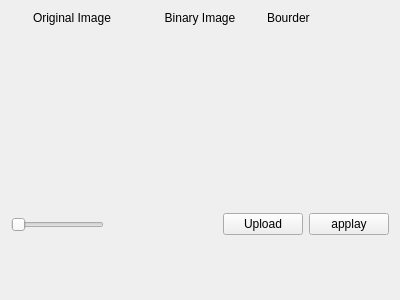
Omarmansour557/Histogram-Equalization, file src/ui/boundry_tracing_tap.ui: the form before one commit.
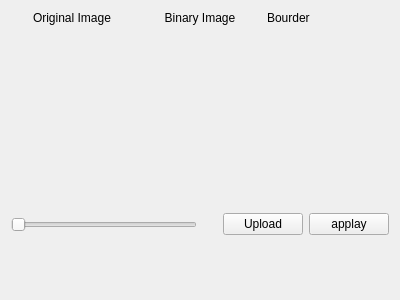
The form after the commit.

Patch:
```diff
--- a/src/ui/boundry_tracing_tap.ui
+++ b/src/ui/boundry_tracing_tap.ui
@@ -100,19 +100,6 @@
          </property>
         </spacer>
        </item>
-       <item>
-        <spacer name="horizontalSpacer">
-         <property name="orientation">
-          <enum>Qt::Horizontal</enum>
-         </property>
-         <property name="sizeHint" stdset="0">
-          <size>
-           <width>40</width>
-           <height>20</height>
-          </size>
-         </property>
-        </spacer>
-       </item>
        <item>
         <widget class="QPushButton" name="Upload_button">
          <property name="text">
```
